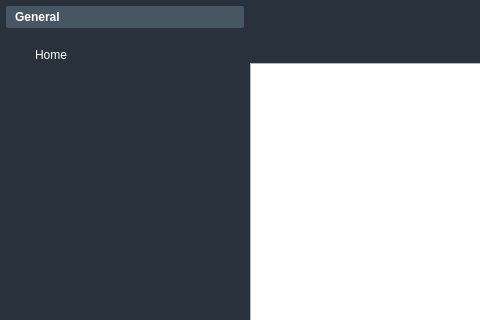
The window that ui/main_window.ui (Daniel1285/food-recipes) describes before a commit, drawn with Qt 5; both pictures show x 0 to 480 and y 0 to 320 of the 1427 by 721 pixel window.
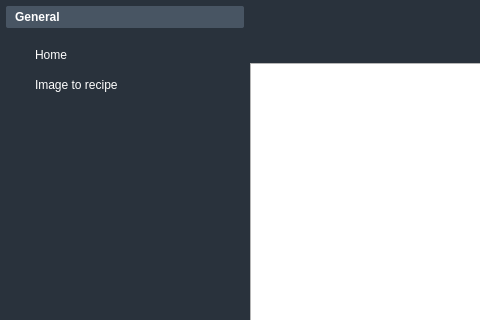
The same window after the commit. Icons and pictures are not drawn.

Commit message: - Added an option to search by image - Adding a deletion option to recipes

```diff
--- a/ui/main_window.ui
+++ b/ui/main_window.ui
@@ -159,6 +159,16 @@
               </property>
              </widget>
             </item>
+            <item>
+             <widget class="QPushButton" name="imaggaButton">
+              <property name="text">
+               <string>Image to recipe</string>
+              </property>
+              <property name="checkable">
+               <bool>true</bool>
+              </property>
+             </widget>
+            </item>
             <item>
              <spacer name="verticalSpacer_general">
               <property name="orientation">
```
The commit also changes 12 other files.
